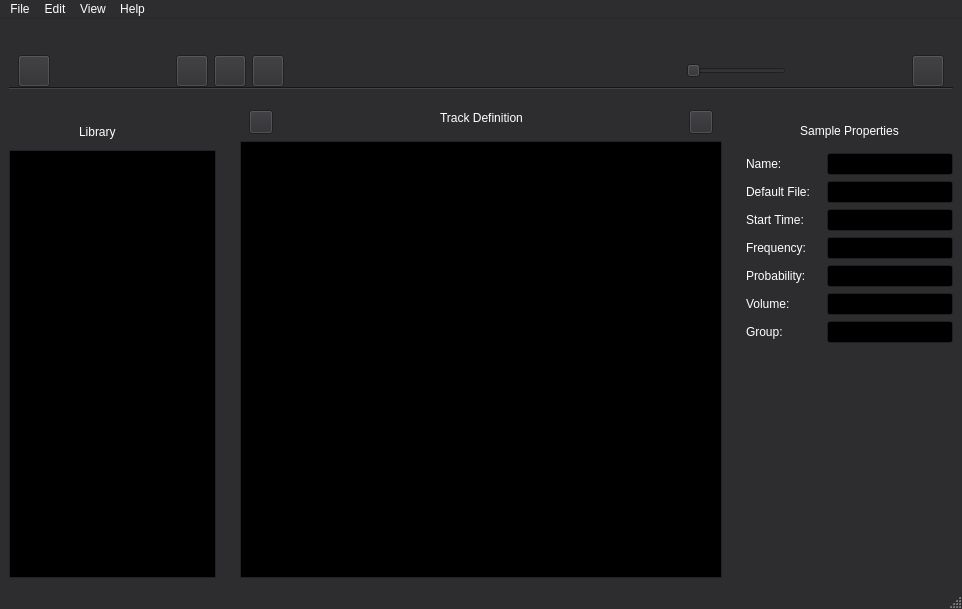
Above: src/pgta_composer/forms/mainwindow.ui from PGTA/PGTAComposer before the change. Below: the same form after it.
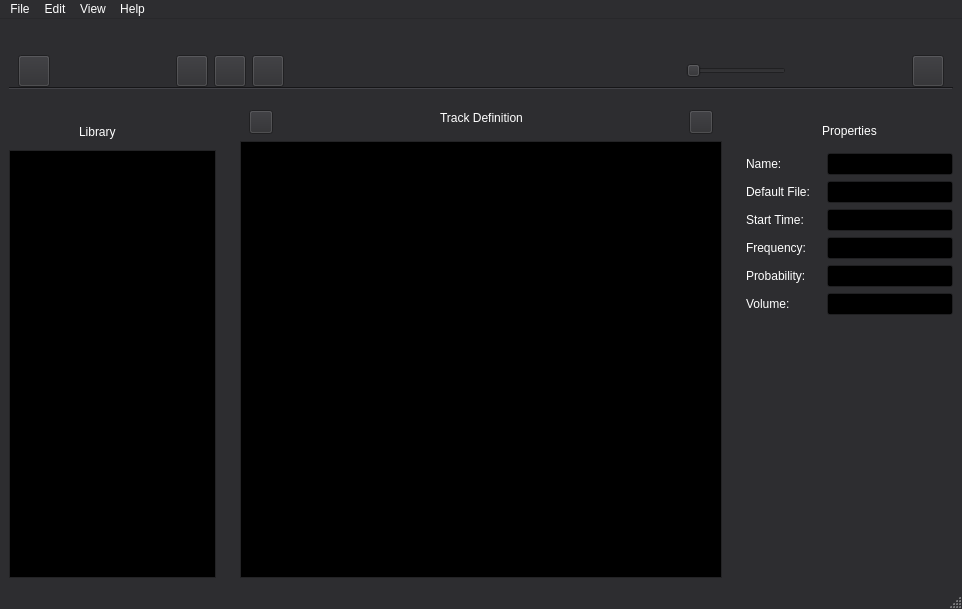
That is the form after the change. Icons and pictures are not drawn.

Commit message:
Hide properties when group is selected.
- Should really be a separate widget so we can just hide the widget.

Patch:
```diff
--- a/src/pgta_composer/forms/mainwindow.ui
+++ b/src/pgta_composer/forms/mainwindow.ui
@@ -1063,7 +1063,7 @@
           <item>
            <widget class="QLabel" name="label">
             <property name="text">
-             <string>Sample Properties</string>
+             <string>Properties</string>
             </property>
             <property name="alignment">
              <set>Qt::AlignCenter</set>
@@ -1194,24 +1194,7 @@
         </layout>
        </item>
        <item>
-        <layout class="QHBoxLayout" name="horizontalLayout_9">
-         <item>
-          <widget class="QLabel" name="LabelGroup">
-           <property name="minimumSize">
-            <size>
-             <width>75</width>
-             <height>0</height>
-            </size>
-           </property>
-           <property name="text">
-            <string>Group:</string>
-           </property>
-          </widget>
-         </item>
-         <item>
-          <widget class="QLineEdit" name="EditGroup"/>
-         </item>
-        </layout>
+        <layout class="QHBoxLayout" name="horizontalLayout_9"/>
        </item>
       </layout>
      </item>
```
The commit also changes 1 other file.
